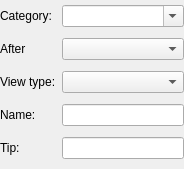
Above: plan/kptviewlistaddview.ui from KDE/calligra before the change. Below: the same form after it.
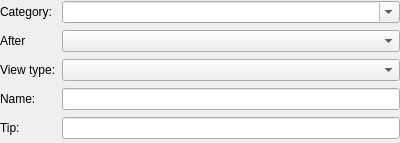
That is the form after the change. Custom widgets are drawn as their Qt base class.

Commit message:
View selector dialogs: fix various problems
Do not throw away changes to catogory tooltip
Enable user to create new category when configuring view
Do not remove view when the last view in a category is modified
Add missing "Report" to view list in insert dialog
Remember expanded state when modifing categories
Give dialogs reasonable initial size

Patch:
```diff
--- a/plan/kptviewlistaddview.ui
+++ b/plan/kptviewlistaddview.ui
@@ -1,12 +1,12 @@
 <ui version="4.0" >
  <class>KPlato::AddViewPanel</class>
- <widget class="QWidget" name="KPlato::AddViewPanel" >
-  <property name="geometry" >
+ <widget class="QWidget" name="KPlato::AddViewPanel">
+  <property name="geometry">
    <rect>
     <x>0</x>
     <y>0</y>
-    <width>184</width>
-    <height>169</height>
+    <width>400</width>
+    <height>143</height>
    </rect>
   </property>
   <layout class="QGridLayout" name="gridLayout" >
```
Left out of the diff: 79 changed lines with no effect on the pictures. The commit also changes 4 other files.
